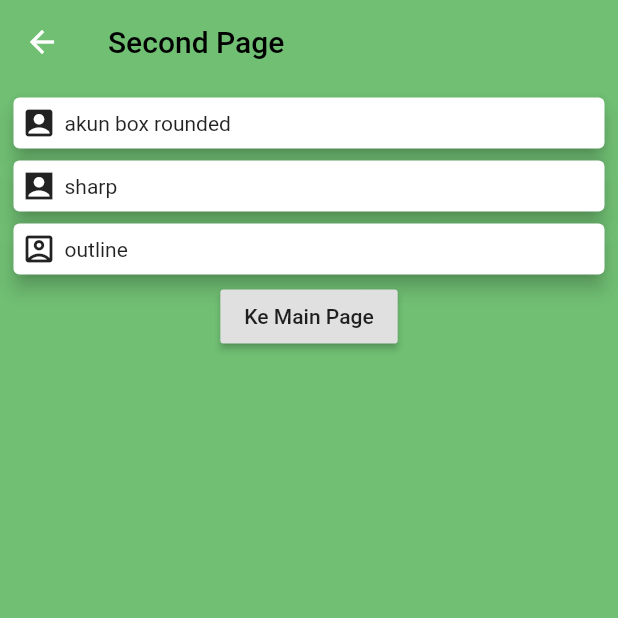
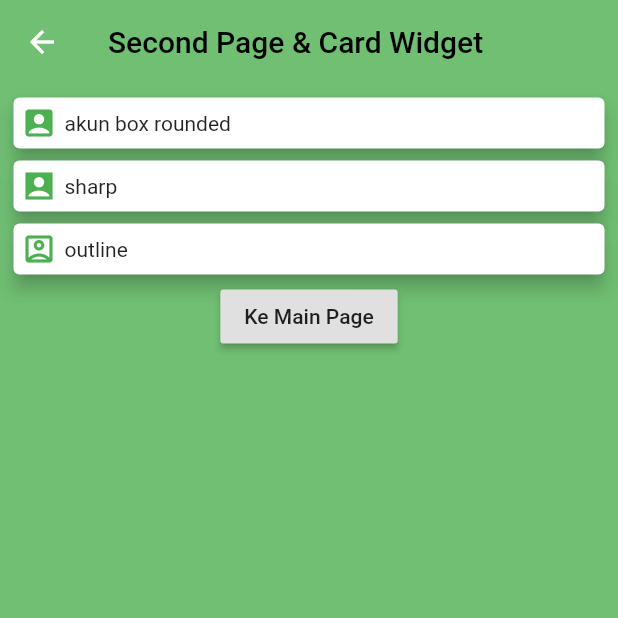
Before and after one commit to mindatama/GIT, a Flutter app: the SecondPage screen opened directly, on a phone screen of 412 x 824 dp, the top half of it. Run offline on Flutter 3.47's test engine with Material 2 defaults, Android fonts, the light colour scheme and no system bars.

Commit message:
hello_world_flutter lib/second_page.dart tambah contoh warna icon& tambah judul

```diff
--- a/hello_world_flutter/lib/second_page.dart
+++ b/hello_world_flutter/lib/second_page.dart
@@ -9,7 +9,7 @@ class SecondPage extends StatelessWidget {
         backgroundColor: Colors.transparent,
         elevation: 0.0,
         title: Text(
-          "Second Page",
+          "Second Page & Card Widget",
           style: TextStyle(color: Colors.black),
         ),
       ),
@@ -39,7 +39,12 @@ class SecondPage extends StatelessWidget {
       elevation: 5,
       child: Row(
         children: <Widget>[
-          Container(margin: EdgeInsets.all(5), child: Icon(ide)),
+          Container(
+              margin: EdgeInsets.all(5),
+              child: Icon(
+                ide,
+                color: Colors.green,
+              )),
           Text(T)
         ],
       ),
```
